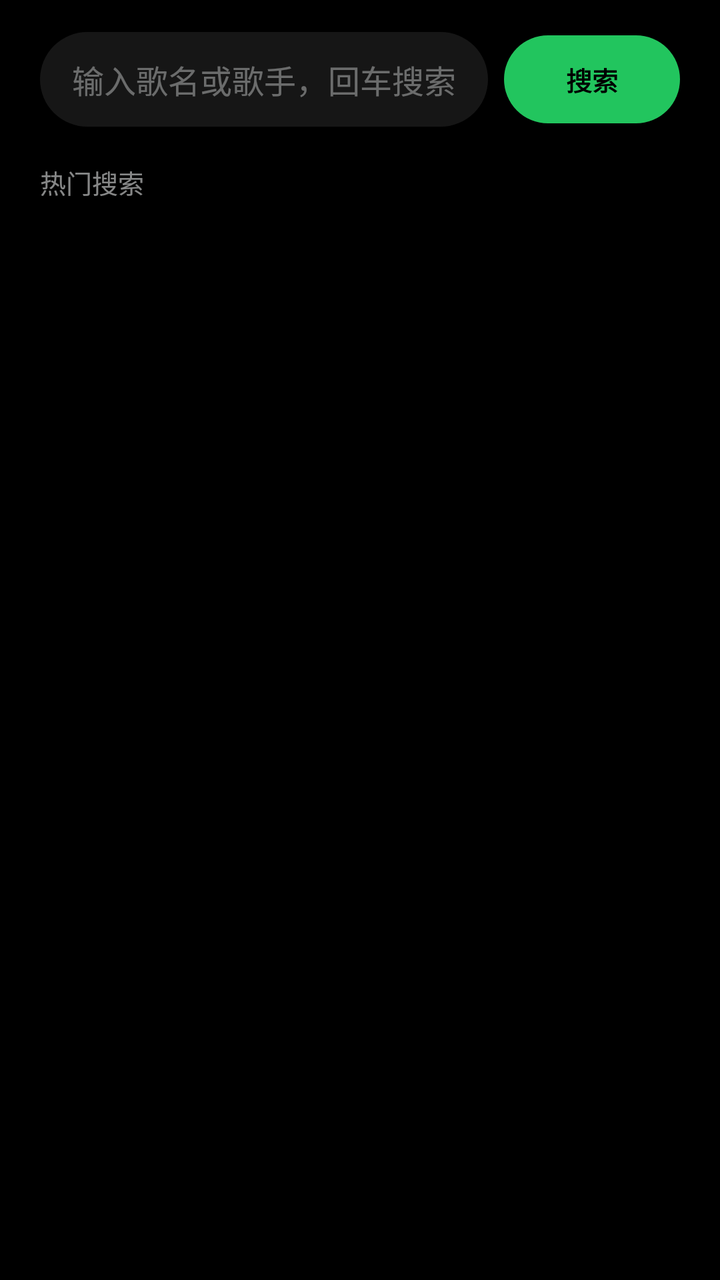
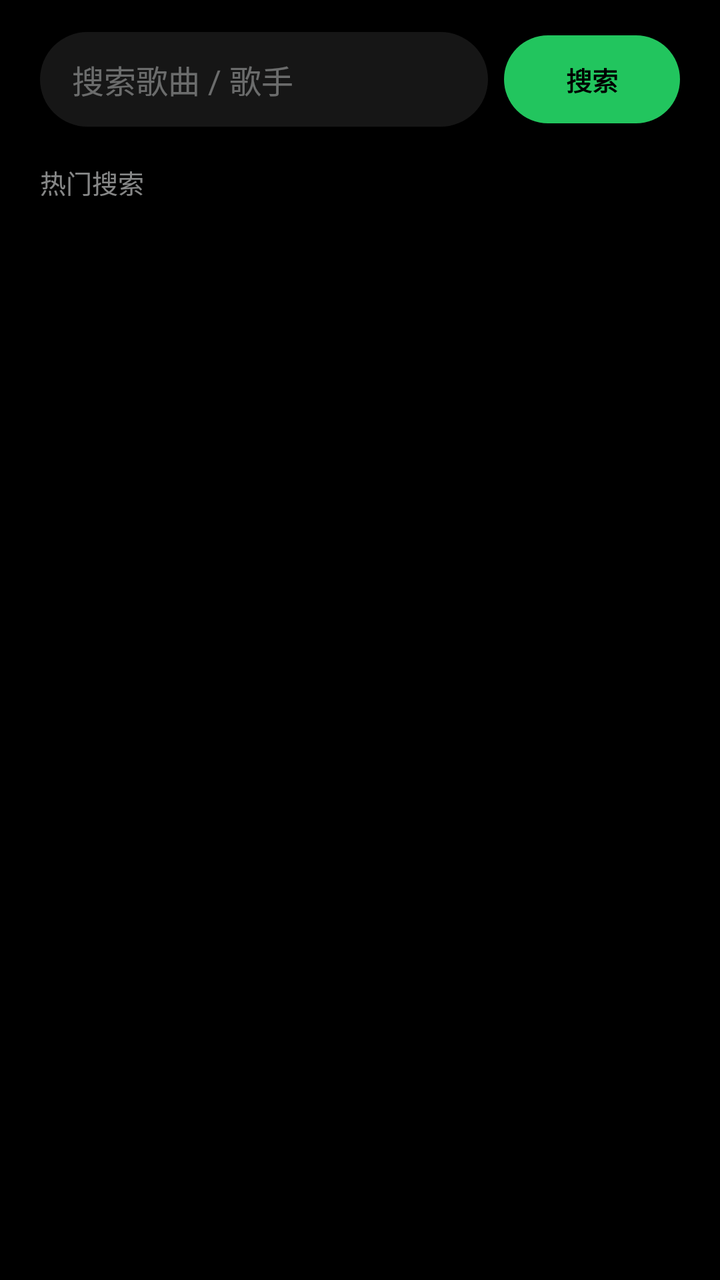

An Android layout rendered at two revisions. The XML below is the earlier revision; the diff shows what the commit changed to produce the second picture.
<!-- AndroidManifest.xml: activity theme PhoneTheme -->
<!-- res/layout/activity_phone_search.xml -->
<?xml version="1.0" encoding="utf-8"?>
<LinearLayout xmlns:android="http://schemas.android.com/apk/res/android"
    android:layout_width="match_parent"
    android:layout_height="match_parent"
    android:background="@color/ph_bg"
    android:orientation="vertical">

    <LinearLayout
        android:layout_width="match_parent"
        android:layout_height="wrap_content"
        android:gravity="center_vertical"
        android:orientation="horizontal"
        android:paddingLeft="@dimen/ph_page_padding"
        android:paddingTop="16dp"
        android:paddingRight="@dimen/ph_page_padding">

        <EditText
            android:id="@+id/search_input"
            android:layout_width="0dp"
            android:layout_height="wrap_content"
            android:layout_weight="1"
            android:background="@drawable/ph_search_bg"
            android:hint="@string/search_hint"
            android:imeOptions="actionSearch"
            android:inputType="text"
            android:paddingLeft="16dp"
            android:paddingTop="12dp"
            android:paddingRight="16dp"
            android:paddingBottom="12dp"
            android:singleLine="true"
            android:textColor="@color/ph_text"
            android:textColorHint="@color/ph_text_38"
            android:textSize="@dimen/ph_text_song" />

        <Button
            android:id="@+id/btn_search"
            android:layout_width="wrap_content"
            android:layout_height="wrap_content"
            android:layout_marginLeft="8dp"
            android:background="@drawable/ph_btn_primary_bg"
            android:minHeight="44dp"
            android:paddingLeft="18dp"
            android:paddingRight="18dp"
            android:text="@string/phone_search_action"
            android:textColor="@color/ph_on_accent"
            android:textSize="@dimen/ph_text_artist"
            android:textStyle="bold" />
    </LinearLayout>

    <TextView
        android:layout_width="wrap_content"
        android:layout_height="wrap_content"
        android:layout_marginLeft="@dimen/ph_page_padding"
        android:layout_marginTop="18dp"
        android:text="@string/row_hot_search"
        android:textColor="@color/ph_text_54"
        android:textSize="@dimen/ph_text_artist" />

    <LinearLayout
        android:id="@+id/hot_chips"
        android:layout_width="match_parent"
        android:layout_height="wrap_content"
        android:layout_marginLeft="@dimen/ph_page_padding"
        android:layout_marginTop="10dp"
        android:layout_marginRight="@dimen/ph_page_padding"
        android:orientation="vertical" />

    <TextView
        android:id="@+id/search_status"
        android:layout_width="match_parent"
        android:layout_height="wrap_content"
        android:gravity="center"
        android:padding="12dp"
        android:textColor="@color/ph_text_54"
        android:textSize="@dimen/ph_text_artist"
        android:visibility="gone" />

    <androidx.recyclerview.widget.RecyclerView
        android:id="@+id/rv_results"
        android:layout_width="match_parent"
        android:layout_height="0dp"
        android:layout_weight="1" />

    <include layout="@layout/view_mini_player" />
</LinearLayout>
<!-- res/layout/view_mini_player.xml (included above) -->
<?xml version="1.0" encoding="utf-8"?>
<LinearLayout xmlns:android="http://schemas.android.com/apk/res/android"
    android:id="@+id/mini_root"
    android:layout_width="match_parent"
    android:layout_height="wrap_content"
    android:background="@drawable/ph_mini_bg"
    android:orientation="vertical"
    android:visibility="gone">

    <ProgressBar
        android:id="@+id/mini_progress"
        style="?android:attr/progressBarStyleHorizontal"
        android:layout_width="match_parent"
        android:layout_height="3dp"
        android:max="1000"
        android:progress="0"
        android:progressBackgroundTint="@color/ph_surface3"
        android:progressTint="@color/ph_accent" />

    <LinearLayout
        android:layout_width="match_parent"
        android:layout_height="66dp"
        android:gravity="center_vertical"
        android:orientation="horizontal"
        android:paddingLeft="12dp"
        android:paddingRight="6dp">

        <ImageView
            android:id="@+id/mini_cover"
            android:layout_width="46dp"
            android:layout_height="46dp"
            android:background="@drawable/ph_cover_box"
            android:contentDescription="@string/app_name"
            android:scaleType="centerCrop" />

        <LinearLayout
            android:layout_width="0dp"
            android:layout_height="wrap_content"
            android:layout_marginLeft="12dp"
            android:layout_weight="1"
            android:orientation="vertical">

            <TextView
                android:id="@+id/mini_title"
                android:layout_width="match_parent"
                android:layout_height="wrap_content"
                android:ellipsize="end"
                android:maxLines="1"
                android:textColor="@color/ph_text"
                android:textSize="@dimen/ph_text_song" />

            <TextView
                android:id="@+id/mini_artist"
                android:layout_width="match_parent"
                android:layout_height="wrap_content"
                android:ellipsize="end"
                android:maxLines="1"
                android:textColor="@color/ph_text_54"
                android:textSize="@dimen/ph_text_aux" />
        </LinearLayout>

        <ImageButton
            android:id="@+id/btn_mini_play"
            android:layout_width="48dp"
            android:layout_height="48dp"
            android:background="?android:attr/selectableItemBackgroundBorderless"
            android:contentDescription="@string/play"
            android:src="@android:drawable/ic_media_play"
            android:tint="@color/ph_text" />

        <ImageButton
            android:id="@+id/btn_mini_next"
            android:layout_width="48dp"
            android:layout_height="48dp"
            android:background="?android:attr/selectableItemBackgroundBorderless"
            android:contentDescription="@string/next"
            android:src="@android:drawable/ic_media_next"
            android:tint="@color/ph_text" />
    </LinearLayout>
</LinearLayout>
<!-- resources referenced by this layout -->
<resources>
  <color name="ph_accent">#22C55E</color>
  <color name="ph_bg">#000000</color>
  <color name="ph_on_accent">#000000</color>
  <color name="ph_surface3">#3D3D3D</color>
  <color name="ph_text">#F8F9FA</color>
  <color name="ph_text_38">#61F8F9FA</color>
  <color name="ph_text_54">#8AF8F9FA</color>
  <dimen name="ph_page_padding">20dp</dimen>
  <dimen name="ph_text_artist">13sp</dimen>
  <dimen name="ph_text_aux">12sp</dimen>
  <dimen name="ph_text_song">16sp</dimen>
  <!-- drawable ph_btn_primary_bg (drawable) -->
  <?xml version="1.0" encoding="utf-8"?>
  <shape xmlns:android="http://schemas.android.com/apk/res/android" android:shape="rectangle">
      <corners android:radius="24dp" />
      <solid android:color="@color/ph_accent" />
  </shape>
  <!-- drawable ph_cover_box (drawable) -->
  <?xml version="1.0" encoding="utf-8"?>
  <shape xmlns:android="http://schemas.android.com/apk/res/android" android:shape="rectangle">
      <corners android:radius="12dp" />
      <solid android:color="@color/ph_surface2" />
  </shape>
  <!-- drawable ph_mini_bg (drawable) -->
  <?xml version="1.0" encoding="utf-8"?>
  <shape xmlns:android="http://schemas.android.com/apk/res/android" android:shape="rectangle">
      <corners android:topLeftRadius="16dp" android:topRightRadius="16dp" />
      <solid android:color="@color/ph_surface" />
  </shape>
  <!-- drawable ph_search_bg (drawable) -->
  <?xml version="1.0" encoding="utf-8"?>
  <shape xmlns:android="http://schemas.android.com/apk/res/android" android:shape="rectangle">
      <corners android:radius="24dp" />
      <solid android:color="@color/ph_surface" />
  </shape>
  <string name="app_name">Alger轻听</string>
  <string name="next">下一首</string>
  <string name="phone_search_action">搜索</string>
  <string name="play">播放</string>
  <string name="row_hot_search">热门搜索</string>
  <string name="search_hint">输入歌名或歌手，回车搜索</string>
  <style name="PhoneTheme" parent="Theme.AppCompat">
          <item name="windowActionBar">false</item>
          <item name="windowNoTitle">true</item>
          <item name="colorPrimary">@color/ph_accent</item>
          <item name="colorAccent">@color/ph_accent</item>
          <item name="android:windowBackground">@color/ph_bg</item>
          <item name="android:textColorPrimary">@color/ph_text</item>
          <item name="android:textColorSecondary">@color/ph_text_54</item>
      </style>
  <color name="ph_surface2">#2D2D2D</color>
  <color name="ph_surface">#161616</color>
</resources>

<!-- the commit's change to res/layout/activity_phone_search.xml (unified diff, before → after) -->
@@ -3,6 +3,7 @@
     android:layout_width="match_parent"
     android:layout_height="match_parent"
     android:background="@color/ph_bg"
+    android:fitsSystemWindows="true"
     android:orientation="vertical">
 
     <LinearLayout
@@ -20,7 +21,7 @@
             android:layout_height="wrap_content"
             android:layout_weight="1"
             android:background="@drawable/ph_search_bg"
-            android:hint="@string/search_hint"
+            android:hint="@string/phone_search_hint"
             android:imeOptions="actionSearch"
             android:inputType="text"
             android:paddingLeft="16dp"
<!-- resource entries referenced after the edit -->
@@ -38,9 +38,9 @@
   <string name="app_name">Alger轻听</string>
   <string name="next">下一首</string>
   <string name="phone_search_action">搜索</string>
+  <string name="phone_search_hint">搜索歌曲 / 歌手</string>
   <string name="play">播放</string>
   <string name="row_hot_search">热门搜索</string>
-  <string name="search_hint">输入歌名或歌手，回车搜索</string>
   <style name="PhoneTheme" parent="Theme.AppCompat">
           <item name="windowActionBar">false</item>
           <item name="windowNoTitle">true</item>
